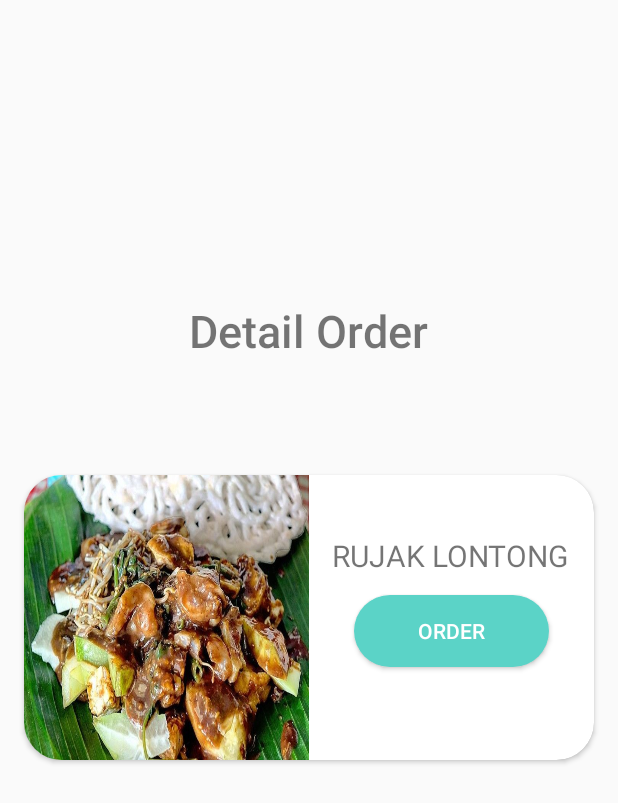
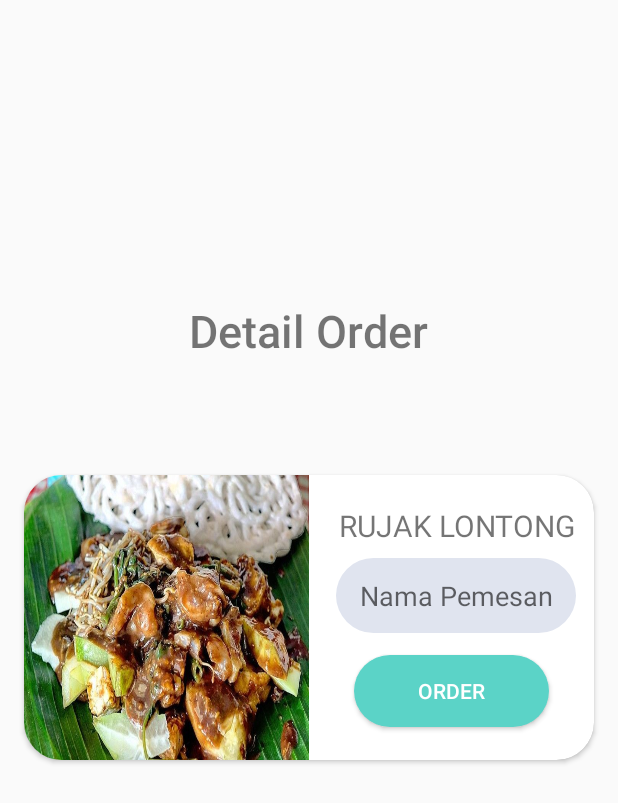
Before and after one commit to ardhiharry/pemrograman-bergerak-goput, an Android app: the RujakLontongActivity screen opened directly, with no data from a screen before it, on a phone screen of 412 x 824 dp. Shown: the top 803 px of the screen. Run offline under Robolectric (Android 15) with nearby library versions, the phone set to English and light mode, and no system bars.

Commit message:
merubah layout menu makanan

```diff
--- a/app/src/main/res/layout/activity_rujak_lontong.xml
+++ b/app/src/main/res/layout/activity_rujak_lontong.xml
@@ -33,8 +33,8 @@
         <TextView
             android:layout_width="wrap_content"
             android:layout_height="wrap_content"
-            android:layout_marginLeft="205dp"
-            android:layout_marginTop="40dp"
+            android:layout_marginLeft="210dp"
+            android:layout_marginTop="20dp"
             android:text="RUJAK LONTONG"
             android:textSize="20dp" />
 
@@ -43,11 +43,23 @@
             android:layout_width="wrap_content"
             android:layout_height="wrap_content"
             android:layout_marginStart="220dp"
-            android:layout_marginTop="80dp"
+            android:layout_marginTop="120dp"
             android:width="130dp"
             android:background="@drawable/button_shape"
             android:text="ORDER"
             android:textColor="@color/white" />
+
+        <EditText
+            android:layout_width="wrap_content"
+            android:layout_height="wrap_content"
+            android:layout_marginStart="208dp"
+            android:layout_marginTop="55dp"
+            android:width="160dp"
+            android:height="50dp"
+            android:hint="Nama Pemesan"
+            android:background="@drawable/button_shape"
+            android:backgroundTint="@color/primaryColor"
+            android:paddingLeft="16dp"/>
     </androidx.cardview.widget.CardView>
 
 </RelativeLayout>
```
Also changed, not shown: app/src/main/java/com/ardhiharry/goput/entities/Order.kt (+5 -2 lines), app/src/main/res/layout/activity_ayam_kremes.xml (+14 -2 lines), app/src/main/res/layout/activity_soto_ayam.xml (+14 -2 lines), app/src/main/res/layout/activity_susu_soda.xml (+15 -3 lines), app/src/main/res/layout/activity_thai_tea.xml (+14 -2 lines).
